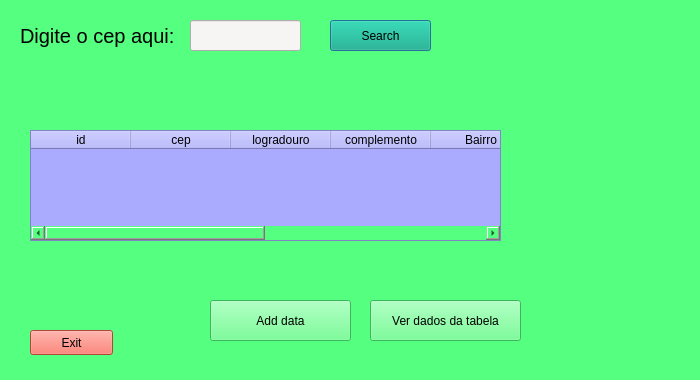
The window that dialog.ui (sarsey-walker/PyQt5) describes before a commit, drawn with Qt 5.
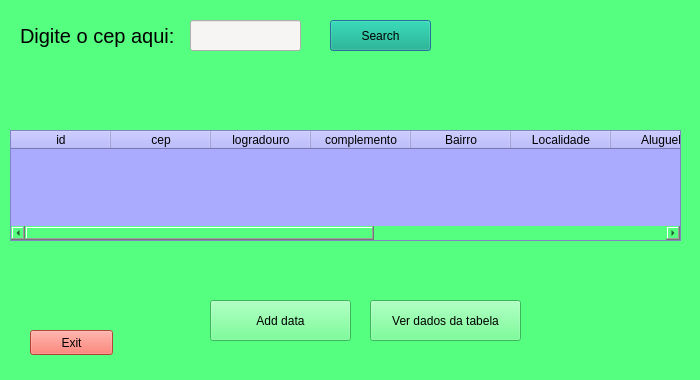
The same window after the commit.

The edit to the form file:
```diff
--- a/dialog.ui
+++ b/dialog.ui
@@ -57,9 +57,9 @@
   <widget class="QTableWidget" name="tableWidget">
    <property name="geometry">
     <rect>
-     <x>30</x>
+     <x>10</x>
      <y>130</y>
-     <width>471</width>
+     <width>671</width>
      <height>111</height>
     </rect>
    </property>
@@ -103,6 +103,21 @@
      <string>Localidade</string>
     </property>
    </column>
+   <column>
+    <property name="text">
+     <string>Aluguel</string>
+    </property>
+   </column>
+   <column>
+    <property name="text">
+     <string>codigo casa</string>
+    </property>
+   </column>
+   <column>
+    <property name="text">
+     <string>Dono</string>
+    </property>
+   </column>
    <column>
     <property name="text">
      <string>UF</string>
```
